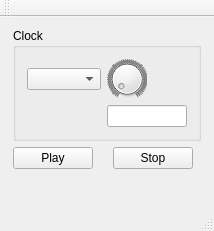
Old version of the form apps/digitakt/midi_sequencer/midi_sequencer.ui in the repository cequenser/sequencer.
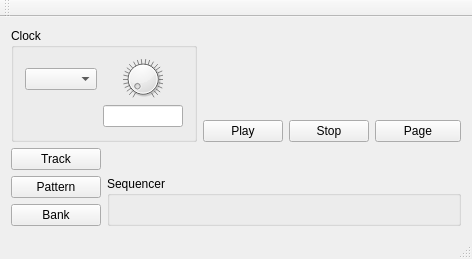
New version of the form.

Commit message: Add simple sequencer to digitakt clone

Patch:
```diff
--- a/apps/digitakt/midi_sequencer/midi_sequencer.ui
+++ b/apps/digitakt/midi_sequencer/midi_sequencer.ui
@@ -6,8 +6,8 @@
    <rect>
     <x>0</x>
     <y>0</y>
-    <width>214</width>
-    <height>231</height>
+    <width>472</width>
+    <height>259</height>
    </rect>
   </property>
   <property name="maximumSize">
@@ -21,21 +21,8 @@
   </property>
   <widget class="QWidget" name="central_widget">
    <layout class="QGridLayout" name="gridLayout">
-    <item row="3" column="0">
-     <spacer name="verticalSpacer">
-      <property name="orientation">
-       <enum>Qt::Vertical</enum>
-      </property>
-      <property name="sizeHint" stdset="0">
-       <size>
-        <width>20</width>
-        <height>40</height>
-       </size>
-      </property>
-     </spacer>
-    </item>
-    <item row="1" column="1">
-     <widget class="QPushButton" name="midi_clock_stop_button">
+    <item row="2" column="3">
+     <widget class="QPushButton" name="stop_button">
       <property name="maximumSize">
        <size>
         <width>80</width>
@@ -47,7 +34,7 @@
       </property>
      </widget>
     </item>
-    <item row="0" column="0" colspan="2">
+    <item row="0" column="0" rowspan="3" colspan="2">
      <widget class="QGroupBox" name="midi_clock_group_box">
       <property name="toolTip">
        <string/>
@@ -56,7 +43,7 @@
        <string>Clock</string>
       </property>
       <layout class="QGridLayout" name="gridLayout_2">
-       <item row="0" column="2">
+       <item row="0" column="2" alignment="Qt::AlignHCenter">
         <widget class="QDial" name="midi_clock_bpm_dial">
          <property name="sizePolicy">
           <sizepolicy hsizetype="MinimumExpanding" vsizetype="MinimumExpanding">
@@ -82,6 +69,9 @@
          <property name="wrapping">
           <bool>false</bool>
          </property>
+         <property name="notchTarget">
+          <double>40.000000000000000</double>
+         </property>
          <property name="notchesVisible">
           <bool>true</bool>
          </property>
@@ -90,7 +80,7 @@
        <item row="0" column="0">
         <widget class="QComboBox" name="midi_clock_port_box"/>
        </item>
-       <item row="2" column="2">
+       <item row="2" column="2" alignment="Qt::AlignHCenter">
         <widget class="QLineEdit" name="midi_clock_bpm_edit">
          <property name="minimumSize">
           <size>
@@ -112,8 +102,28 @@
       </layout>
      </widget>
     </item>
-    <item row="1" column="0">
-     <widget class="QPushButton" name="midi_clock_start_button">
+    <item row="1" column="4">
+     <widget class="QLabel" name="sequencer_page_label">
+      <property name="text">
+       <string/>
+      </property>
+     </widget>
+    </item>
+    <item row="0" column="3">
+     <spacer name="verticalSpacer">
+      <property name="orientation">
+       <enum>Qt::Vertical</enum>
+      </property>
+      <property name="sizeHint" stdset="0">
+       <size>
+        <width>20</width>
+        <height>40</height>
+       </size>
+      </property>
+     </spacer>
+    </item>
+    <item row="2" column="2">
+     <widget class="QPushButton" name="play_button">
       <property name="maximumSize">
        <size>
         <width>80</width>
@@ -125,6 +135,56 @@
       </property>
      </widget>
     </item>
+    <item row="4" column="1" rowspan="2" colspan="4">
+     <widget class="QGroupBox" name="sequencer_box">
+      <property name="title">
+       <string>Sequencer</string>
+      </property>
+     </widget>
+    </item>
+    <item row="5" column="0">
+     <widget class="QPushButton" name="bank_button">
+      <property name="font">
+       <font>
+        <weight>50</weight>
+        <bold>false</bold>
+       </font>
+      </property>
+      <property name="toolTip">
+       <string>+Ctrl: Mute Mode</string>
+      </property>
+      <property name="text">
+       <string>Bank</string>
+      </property>
+     </widget>
+    </item>
+    <item row="4" column="0">
+     <widget class="QPushButton" name="pattern_button">
+      <property name="toolTip">
+       <string>+Ctrl: Metronome</string>
+      </property>
+      <property name="text">
+       <string>Pattern</string>
+      </property>
+     </widget>
+    </item>
+    <item row="2" column="4">
+     <widget class="QPushButton" name="page_button">
+      <property name="text">
+       <string>Page</string>
+      </property>
+     </widget>
+    </item>
+    <item row="3" column="0">
+     <widget class="QPushButton" name="track_button">
+      <property name="toolTip">
+       <string>+Ctrl: Chromatic Mode</string>
+      </property>
+      <property name="text">
+       <string>Track</string>
+      </property>
+     </widget>
+    </item>
    </layout>
   </widget>
   <widget class="QMenuBar" name="menu_bar">
```
Left out of the diff: 74 changed lines with no effect on the pictures. The commit also changes 8 other files.
